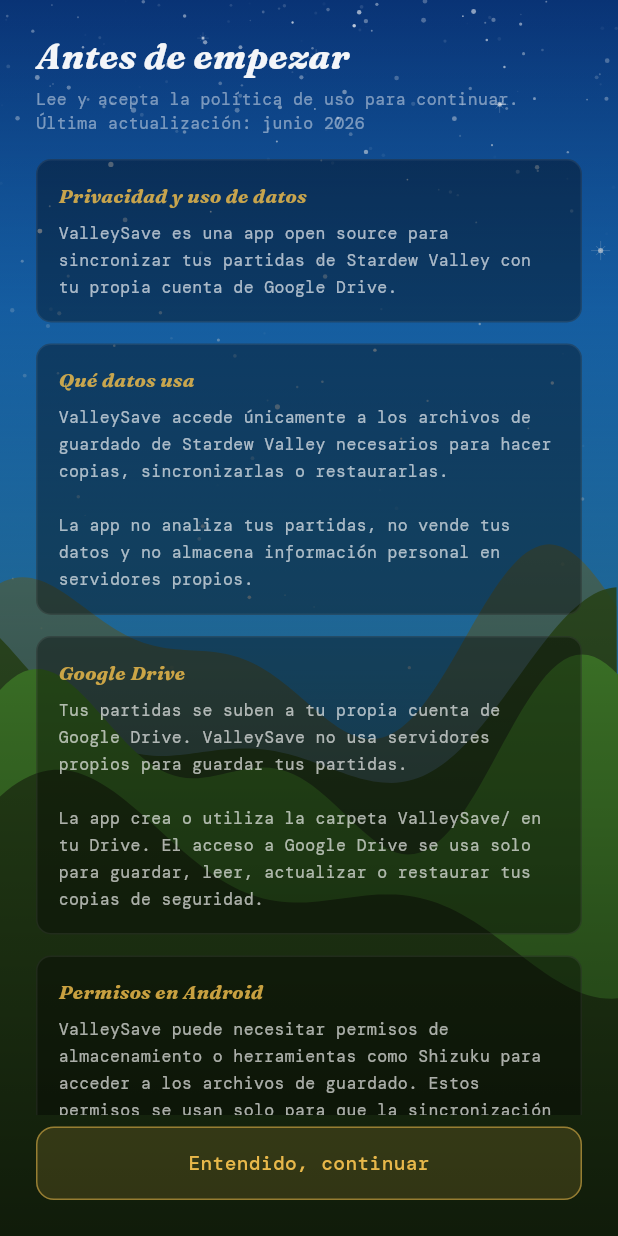
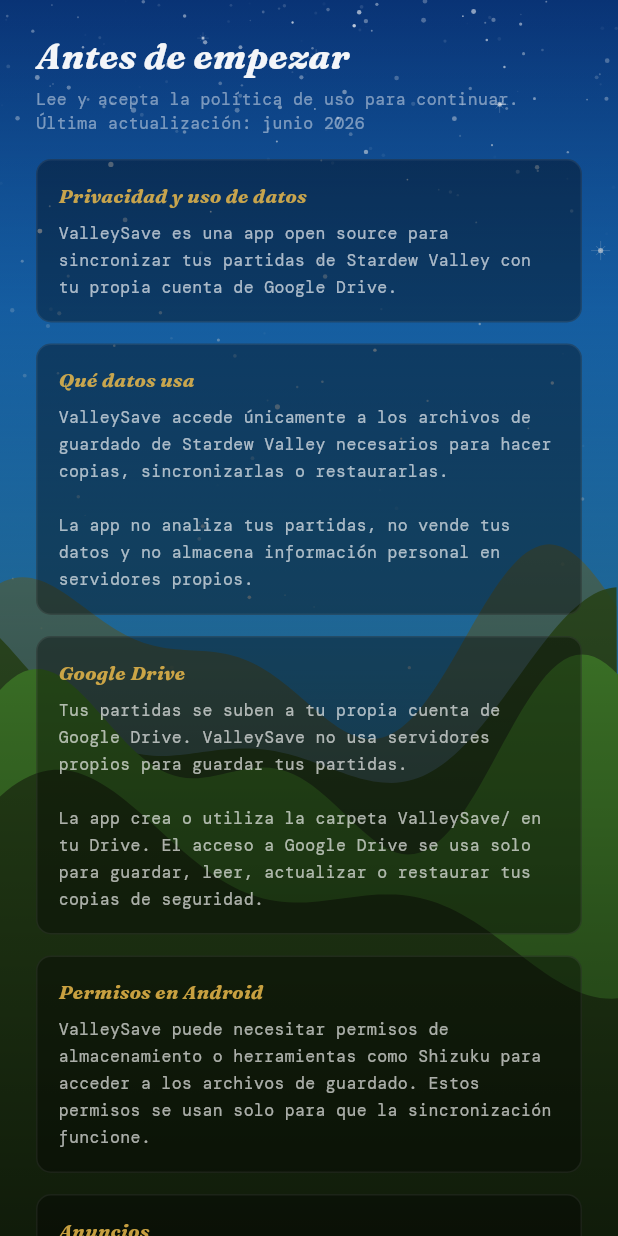
Before and after one commit to hirieo/valleysave-app, a Flutter app: the HowItWorksScreen screen opened directly, scrolled down 2674 dp, after a tap on "Política de privacidad y uso", on a phone screen of 412 x 824 dp. Run offline on Flutter 3.47's test engine with Material 3 defaults, Android fonts, the phone set to English and light mode, and no system bars; our stand-ins replace flutter_dotenv, flutter_secure_storage, flutter_svg, geolocator, google_fonts, google_sign_in and 2 more; missing offline and left inert: android_intent_plus, extension_google_sign_in_as_googleapis_auth, googleapis, shizuku_api; accounts and stored records are empty.

Commit message:
fix: privacy screen viewOnly mode + better button contrast
PrivacyScreen gains optional viewOnly flag — hides accept button
when opened from Cómo funciona. Button contrast raised (alpha 0.22
border, 0.70 text). onAccepted now nullable.

Co-Authored-By: Claude Sonnet 4.6 <noreply@anthropic.com>

```diff
--- a/lib/features/help/how_it_works_screen.dart
+++ b/lib/features/help/how_it_works_screen.dart
@@ -991,15 +991,15 @@ class _HowItWorksScreenState extends State<HowItWorksScreen> {
       onTap: () => Navigator.push(
         context,
         MaterialPageRoute(
-          builder: (_) => PrivacyScreen(onAccepted: () => Navigator.pop(context)),
+          builder: (_) => const PrivacyScreen(viewOnly: true),
         ),
       ),
       child: Container(
         padding: const EdgeInsets.symmetric(horizontal: 16, vertical: 14),
         decoration: BoxDecoration(
-          color: Colors.white.withValues(alpha: 0.04),
+          color: Colors.white.withValues(alpha: 0.07),
           borderRadius: BorderRadius.circular(12),
-          border: Border.all(color: Colors.white.withValues(alpha: 0.10)),
+          border: Border.all(color: Colors.white.withValues(alpha: 0.22)),
         ),
         child: Row(
           mainAxisAlignment: MainAxisAlignment.center,
@@ -1007,21 +1007,21 @@ class _HowItWorksScreenState extends State<HowItWorksScreen> {
             Icon(
               Icons.shield_outlined,
               size: 15,
-              color: Colors.white.withValues(alpha: 0.50),
+              color: Colors.white.withValues(alpha: 0.70),
             ),
             const SizedBox(width: 8),
             Text(
               'Política de privacidad y uso',
               style: GoogleFonts.dmMono(
                 fontSize: 12,
-                color: Colors.white.withValues(alpha: 0.50),
+                color: Colors.white.withValues(alpha: 0.70),
               ),
             ),
             const SizedBox(width: 6),
             Icon(
               Icons.chevron_right_rounded,
               size: 15,
-              color: Colors.white.withValues(alpha: 0.30),
+              color: Colors.white.withValues(alpha: 0.45),
             ),
           ],
         ),
--- a/lib/features/onboarding/privacy_screen.dart
+++ b/lib/features/onboarding/privacy_screen.dart
@@ -10,13 +10,14 @@ import '../../shared/widgets/valley_canvas_widget.dart';
 const _kAcceptedKey = 'privacy_accepted';
 
 class PrivacyScreen extends StatelessWidget {
-  const PrivacyScreen({super.key, required this.onAccepted});
-  final VoidCallback onAccepted;
+  const PrivacyScreen({super.key, this.onAccepted, this.viewOnly = false});
+  final VoidCallback? onAccepted;
+  final bool viewOnly;
 
   Future<void> _accept(BuildContext context) async {
     final prefs = await SharedPreferences.getInstance();
     await prefs.setBool(_kAcceptedKey, true);
-    onAccepted();
+    onAccepted?.call();
   }
 
   @override
@@ -129,7 +130,7 @@ class PrivacyScreen extends StatelessWidget {
                       ),
                     ),
                   ),
-                  // Accept button
+                  if (!viewOnly)
                   Padding(
                     padding: const EdgeInsets.fromLTRB(24, 8, 24, 24),
                     child: Center(
```
